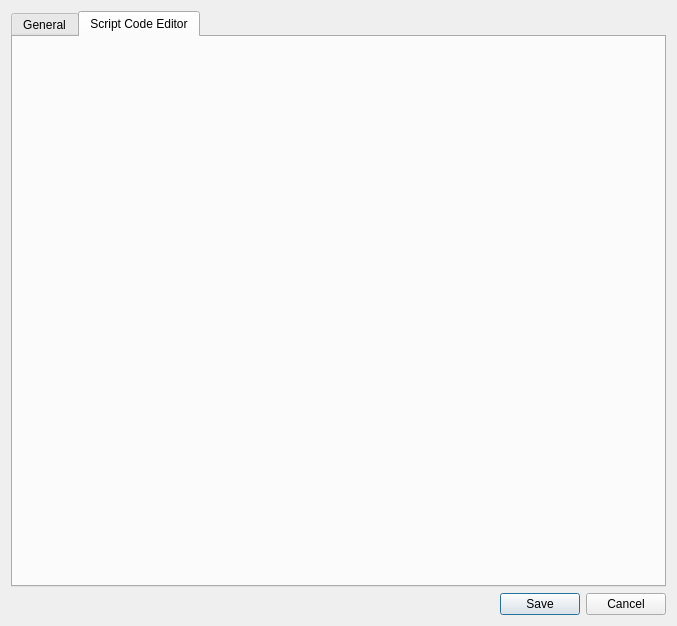
DavidJCobb/ReachVariantEditor, file native/src/ReachVariantTool/ui/options_window.ui: the form before one commit.
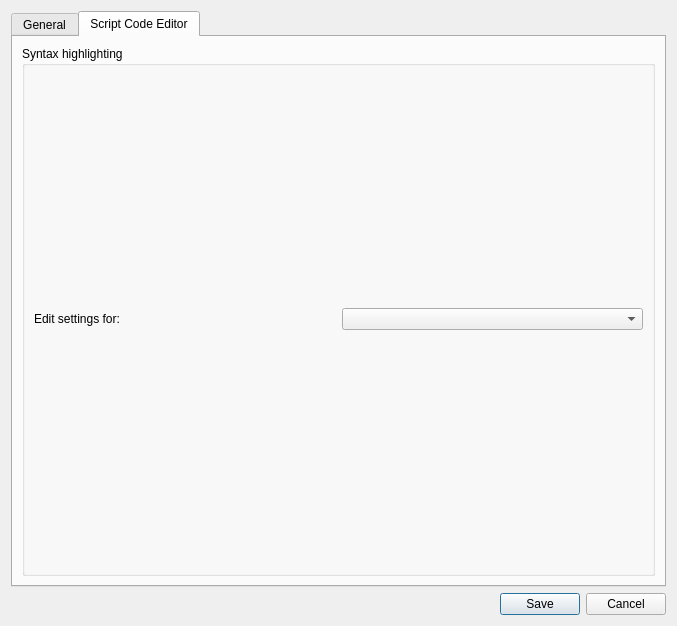
The form after the commit.

What changed in the file:
```diff
--- a/native/src/ReachVariantTool/ui/options_window.ui
+++ b/native/src/ReachVariantTool/ui/options_window.ui
@@ -233,6 +233,27 @@
       <attribute name="title">
        <string>Script Code Editor</string>
       </attribute>
+      <layout class="QGridLayout" name="gridLayout_6">
+       <item row="0" column="0">
+        <widget class="QGroupBox" name="groupBox_5">
+         <property name="title">
+          <string>Syntax highlighting</string>
+         </property>
+         <layout class="QGridLayout" name="gridLayout_7">
+          <item row="0" column="0">
+           <widget class="QLabel" name="label_2">
+            <property name="text">
+             <string>Edit settings for:</string>
+            </property>
+           </widget>
+          </item>
+          <item row="0" column="1">
+           <widget class="QComboBox" name="syntaxHighlightingWhich"/>
+          </item>
+         </layout>
+        </widget>
+       </item>
+      </layout>
      </widget>
     </widget>
    </item>
```
